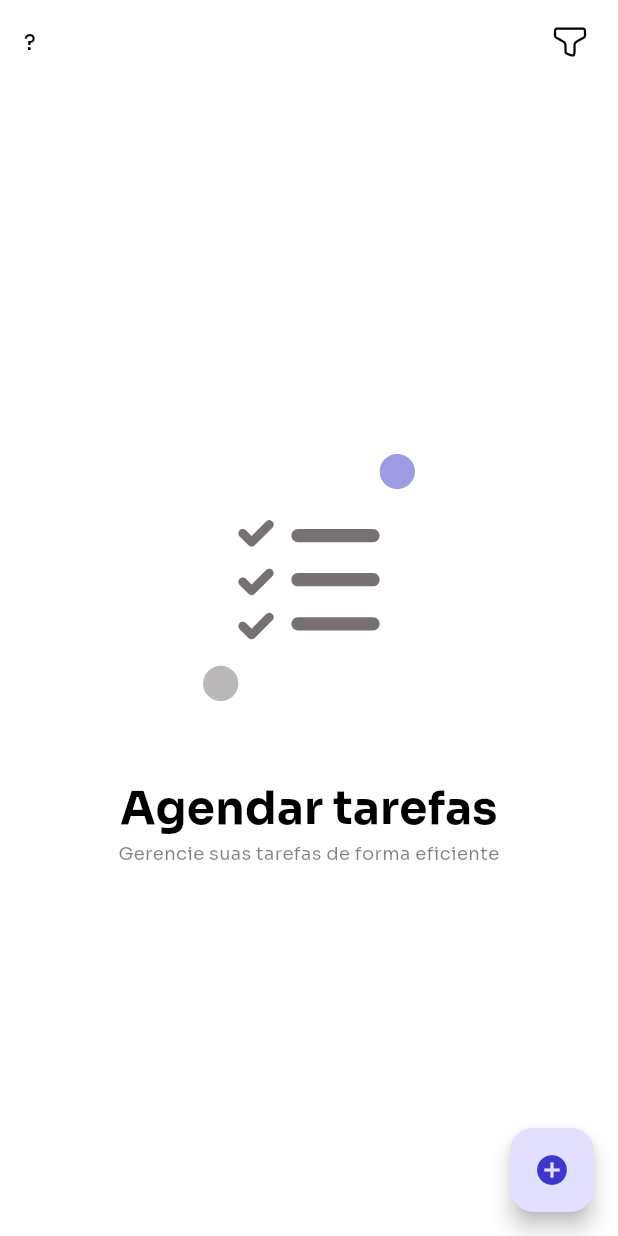
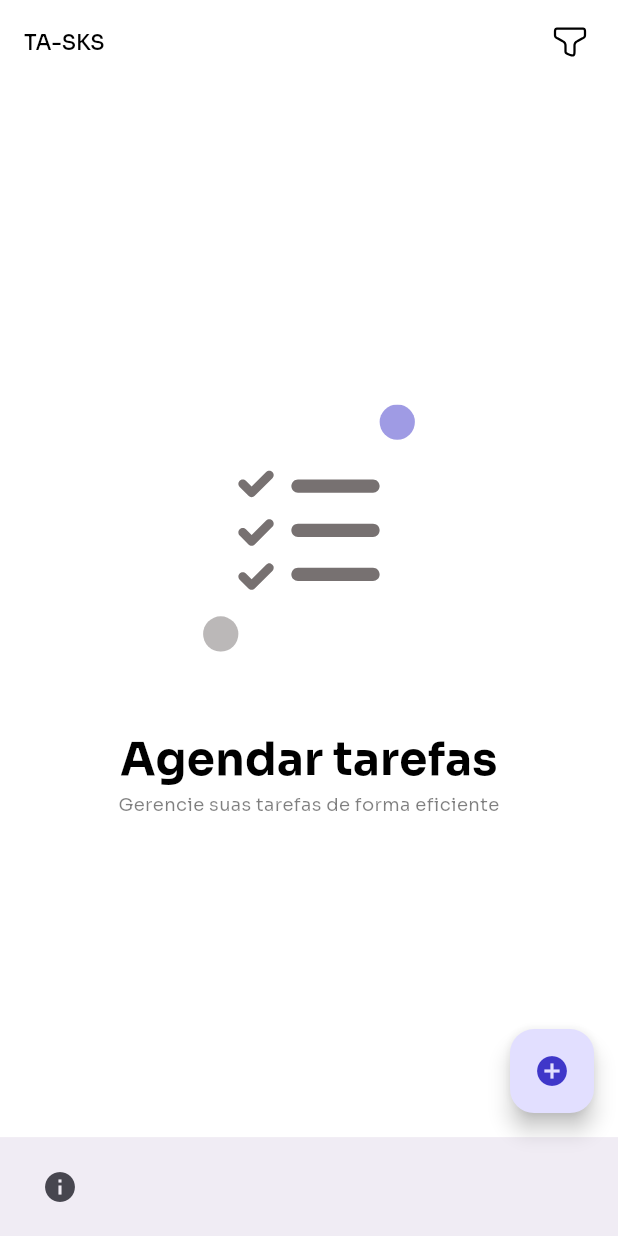
Before and after one commit to fernandaferrari/avaliacao02_flutter, a Flutter app: the screen it shows after launch, on a phone screen of 412 x 824 dp. Run offline on Flutter 3.47's test engine with Material 3 defaults, Android fonts, the phone set to English and light mode, and no system bars; our stand-ins replace flutter_bloc, flutter_svg, shared_preferences, table_calendar.

```diff
--- a/lib/routes/app_router.dart
+++ b/lib/routes/app_router.dart
@@ -1,6 +1,7 @@
 import 'package:flutter/material.dart';
 import 'package:imake/routes/pages.dart';
 import 'package:imake/tasks/data/local/model/task_model.dart';
+import 'package:imake/tasks/presentation/pages/about_dev_screen.dart';
 import 'package:imake/tasks/presentation/pages/new_task_screen.dart';
 import 'package:imake/tasks/presentation/pages/splash_screen.dart';
 import 'package:imake/tasks/presentation/pages/tasks_screen.dart';
@@ -27,6 +28,10 @@ Route onGenerateRoute(RouteSettings routeSettings) {
       return MaterialPageRoute(
         builder: (context) => UpdateTaskScreen(taskModel: args),
       );
+    case Pages.aboutDev:
+      return MaterialPageRoute(
+        builder: (context) => const AboutDevScreen(),
+      );
     default:
       return MaterialPageRoute(
         builder: (context) => const PageNotFound(),
--- a/lib/routes/pages.dart
+++ b/lib/routes/pages.dart
@@ -3,4 +3,5 @@ class Pages {
   static const home = '/home';
   static const createNewTask = '/createNewTask';
   static const updateTask = '/updateNewTask';
+  static const aboutDev = '/aboutDev';
 }
--- a/lib/tasks/presentation/pages/tasks_screen.dart
+++ b/lib/tasks/presentation/pages/tasks_screen.dart
@@ -4,6 +4,7 @@ import 'package:flutter/services.dart';
 import 'package:flutter_bloc/flutter_bloc.dart';
 import 'package:flutter_svg/svg.dart';
 import 'package:imake/components/custom_app_bar.dart';
+import 'package:imake/routes/pages.dart';
 import 'package:imake/tasks/presentation/bloc/tasks_bloc.dart';
 import 'package:imake/components/build_text_field.dart';
 import 'package:imake/tasks/presentation/bloc/tasks_event.dart';
@@ -13,7 +14,6 @@ import 'package:imake/utils/color_palette.dart';
 import 'package:imake/utils/util.dart';
 
 import '../../../components/widgets.dart';
-import '../../../routes/pages.dart';
 import '../../../utils/font_sizes.dart';
 
 class TasksScreen extends StatefulWidget {
@@ -43,7 +43,7 @@ class _TasksScreenState extends State<TasksScreen> {
         child: Scaffold(
           backgroundColor: kWhiteColor,
           appBar: CustomAppBar(
-            title: '?',
+            title: 'TA-SKS',
             showBackArrow: false,
             actionWidgets: [
               PopupMenuButton<int>(
@@ -227,11 +227,23 @@ class _TasksScreenState extends State<TasksScreen> {
                     return Container();
                   }))),
           floatingActionButton: FloatingActionButton(
+            onPressed: () => Navigator.pushNamed(context, Pages.createNewTask),
             child: const Icon(
               Icons.add_circle,
               color: kPrimaryColor,
             ),
-              onPressed: null),
-        )));
+          ),
+          bottomNavigationBar: BottomAppBar(
+            height: size.height * 0.08,
+            child: Row(mainAxisAlignment: MainAxisAlignment.start, children: [
+              IconButton(
+                onPressed: () => Navigator.pushNamed(context, Pages.aboutDev),
+                icon: const Icon(Icons.info),
+              )
+            ]),
+          ),
+        ),
+      ),
+    );
   }
 }
```
Also changed, not shown: lib/tasks/presentation/pages/about_dev_screen.dart (added, +37 -0 lines). Lines whose indentation alone changed are shown as unchanged.
